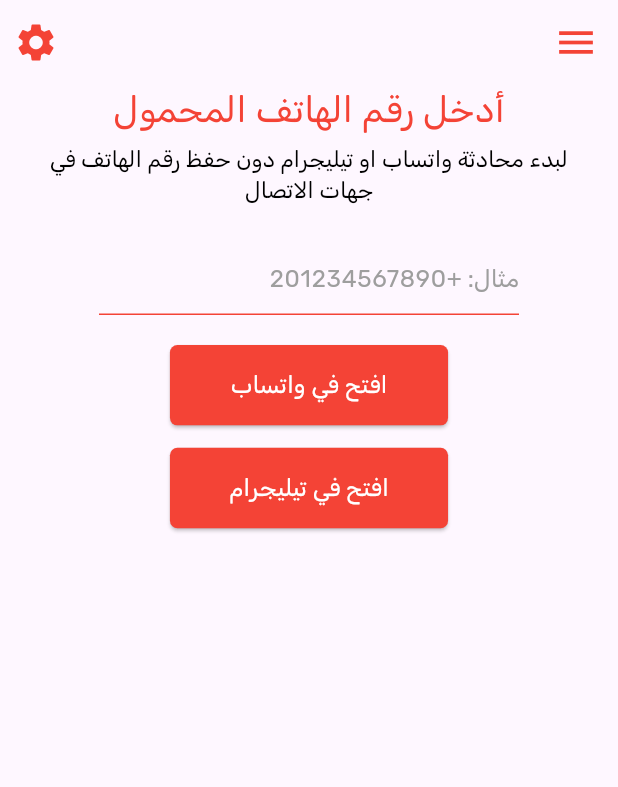
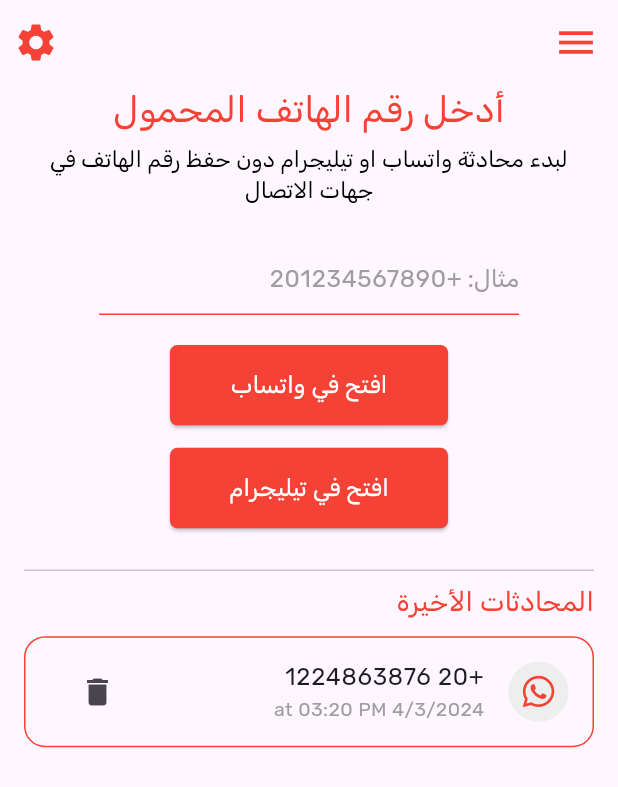
Before and after one commit to aliabdelnaby/one-tap, a Flutter app: the screen it shows after launch, on a phone screen of 412 x 824 dp. Shown: the top 787 px of the screen. Run offline on Flutter 3.47's test engine with Material 3 defaults, Android fonts, the phone set to English and light mode, and no system bars; our stand-ins replace easy_localization, flutter_bloc, fluttertoast, font_awesome_flutter, go_router.

Commit message:
Create Contact Item

```diff
--- a/assets/translations/ar.json
+++ b/assets/translations/ar.json
@@ -26,5 +26,7 @@
     "ThankYouMessage": "شكرًا لاستخدام تطبيقنا لتبسيط تجربة المراسلة الخاصة بك عبر WhatsApp!",
     "Open In Telegram": "افتح في تيليجرام",
     "Telegram not installed": "تيليجرام غير مثبت",
-    "Whatsapp not installed": "واتس اب غير مثبت"
+    "Whatsapp not installed": "واتس اب غير مثبت",
+    "Recent Conversation": "المحادثات الأخيرة"
+
 }
--- a/assets/translations/en.json
+++ b/assets/translations/en.json
@@ -26,5 +26,6 @@
     "ThankYouMessage": "Thank you for using our Flutter application to simplify your WhatsApp messaging experience!",
     "Open In Telegram": "Open in Telegram",
     "Telegram not installed": "Telegram not installed",
-    "Whatsapp not installed": "Whatsapp not installed"
+    "Whatsapp not installed": "Whatsapp not installed",
+    "Recent Conversation": "Recent Conversation"
 }
--- a/lib/core/utils/app_text_styles.dart
+++ b/lib/core/utils/app_text_styles.dart
@@ -27,4 +27,8 @@ abstract class CustomTextStyle {
   static final signikaTextFieldstyle = TextStyle(
     color: AppColors.grey,
   );
+  static final signikaTimestyle = TextStyle(
+    color: AppColors.grey,
+    fontSize: 13,
+  );
 }
--- /dev/null
+++ b/lib/features/home/presentation/widgets/custom_contact_item.dart
@@ -0,0 +1,45 @@
+
+import 'package:flutter/material.dart';
+import 'package:font_awesome_flutter/font_awesome_flutter.dart';
+import 'package:one_tap/core/utils/app_colors.dart';
+import 'package:one_tap/core/utils/app_text_styles.dart';
+
+class CustomContactItem extends StatelessWidget {
+  const CustomContactItem({super.key});
+
+  @override
+  Widget build(BuildContext context) {
+    return Padding(
+      padding: const EdgeInsets.only(top: 10),
+      child: ListTile(
+        title: const Text(
+          "+20 1224863876",
+        ),
+        subtitle: Text(
+          "4/3/2024 at 03:20 PM",
+          style: CustomTextStyle.signikaTimestyle,
+        ),
+        leading: CircleAvatar(
+          backgroundColor: AppColors.gray200,
+          child: Icon(
+            FontAwesomeIcons.whatsapp,
+            color: AppColors.primaryColor,
+          ),
+        ),
+        trailing: IconButton(
+          onPressed: () {},
+          icon: const Icon(
+            Icons.delete,
+          ),
+        ),
+        shape: RoundedRectangleBorder(
+          side: BorderSide(
+            width: 1,
+            color: AppColors.primaryColor,
+          ),
+          borderRadius: BorderRadius.circular(14),
+        ),
+      ),
+    );
+  }
+}
--- a/lib/features/home/presentation/widgets/home_view_body.dart
+++ b/lib/features/home/presentation/widgets/home_view_body.dart
@@ -1,5 +1,8 @@
+import 'package:easy_localization/easy_localization.dart';
 import 'package:flutter/material.dart';
 import 'package:flutter_bloc/flutter_bloc.dart';
+import 'package:one_tap/core/utils/app_text_styles.dart';
+import 'package:one_tap/features/home/presentation/widgets/custom_contact_item.dart';
 import 'package:one_tap/features/home/presentation/widgets/custom_enter_mobile_nember_and_open_tele_whatsapp.dart';
 import '../../home_cubit/home_cubit.dart';
 import '../../home_cubit/home_state.dart';
@@ -19,11 +22,19 @@ class HomeViewBody extends StatelessWidget {
           child: Padding(
             padding: const EdgeInsets.symmetric(horizontal: 16.0),
             child: Column(
+              crossAxisAlignment: CrossAxisAlignment.start,
               children: [
                 CustomEnterMobileNumberAndOPenTeleAndWhatsApp(
                   phoneController: phoneController,
                   cubit: cubit,
                 ),
+                const SizedBox(height: 20),
+                const Divider(),
+                Text(
+                  "Recent Conversation".tr(),
+                  style: CustomTextStyle.signikastyle18,
+                ),
+                const CustomContactItem(),
               ],
             ),
           ),
```
